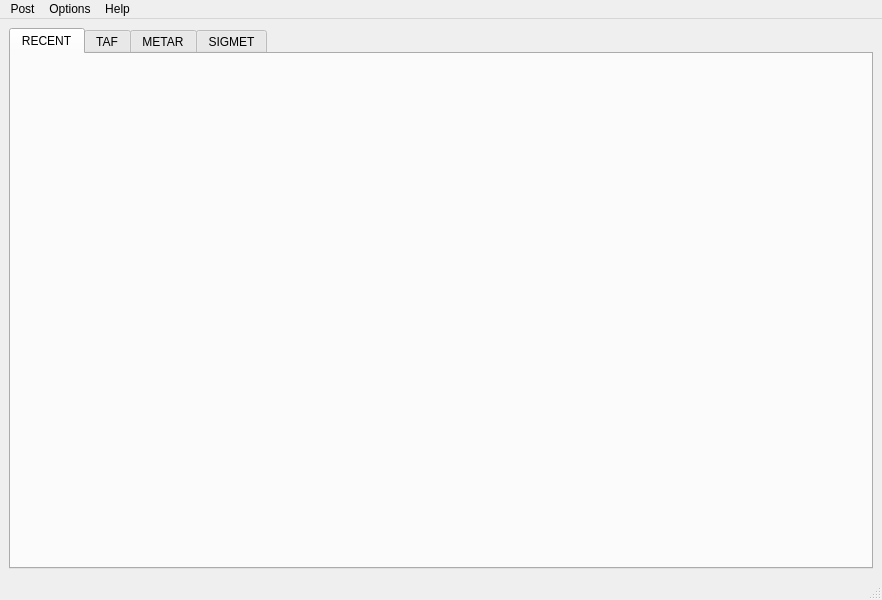
Above: tafor/components/ui/main.ui from up1and/tafor before the change. Below: the same form after it.
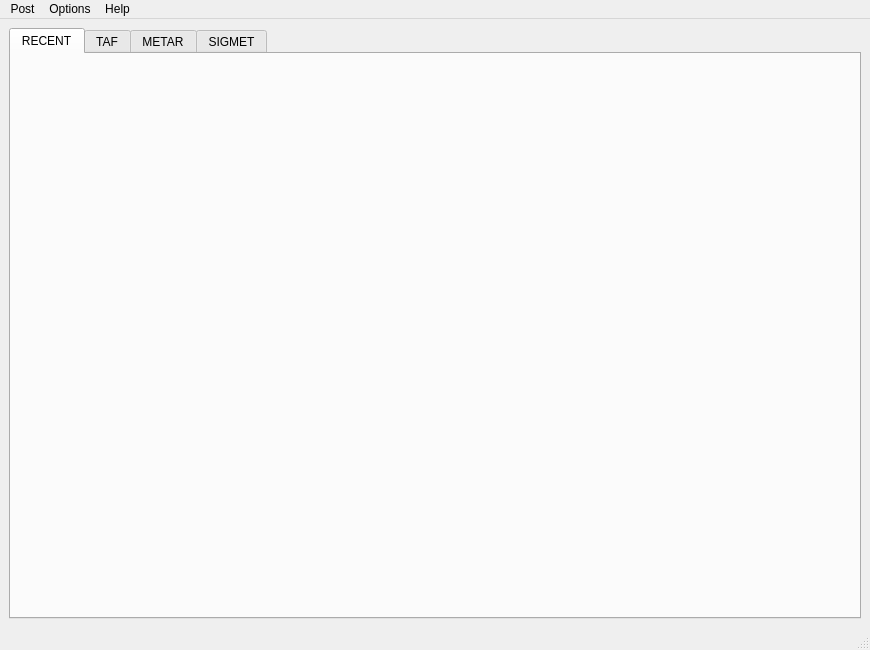
That is the form after the change.

The edit to the form file:
```diff
--- a/tafor/components/ui/main.ui
+++ b/tafor/components/ui/main.ui
@@ -6,8 +6,8 @@
    <rect>
     <x>0</x>
     <y>0</y>
-    <width>882</width>
-    <height>600</height>
+    <width>870</width>
+    <height>650</height>
    </rect>
   </property>
   <property name="windowTitle">
@@ -20,7 +20,7 @@
       <property name="minimumSize">
        <size>
         <width>850</width>
-        <height>500</height>
+        <height>0</height>
        </size>
       </property>
       <property name="currentIndex">
@@ -41,7 +41,7 @@
          <widget class="QWidget" name="tips" native="true">
           <property name="minimumSize">
            <size>
-            <width>840</width>
+            <width>845</width>
             <height>0</height>
            </size>
           </property>
@@ -195,7 +195,7 @@
     <rect>
      <x>0</x>
      <y>0</y>
-     <width>882</width>
+     <width>870</width>
      <height>23</height>
     </rect>
    </property>
```
Left out of the diff: 6 changed lines with no effect on the pictures.
